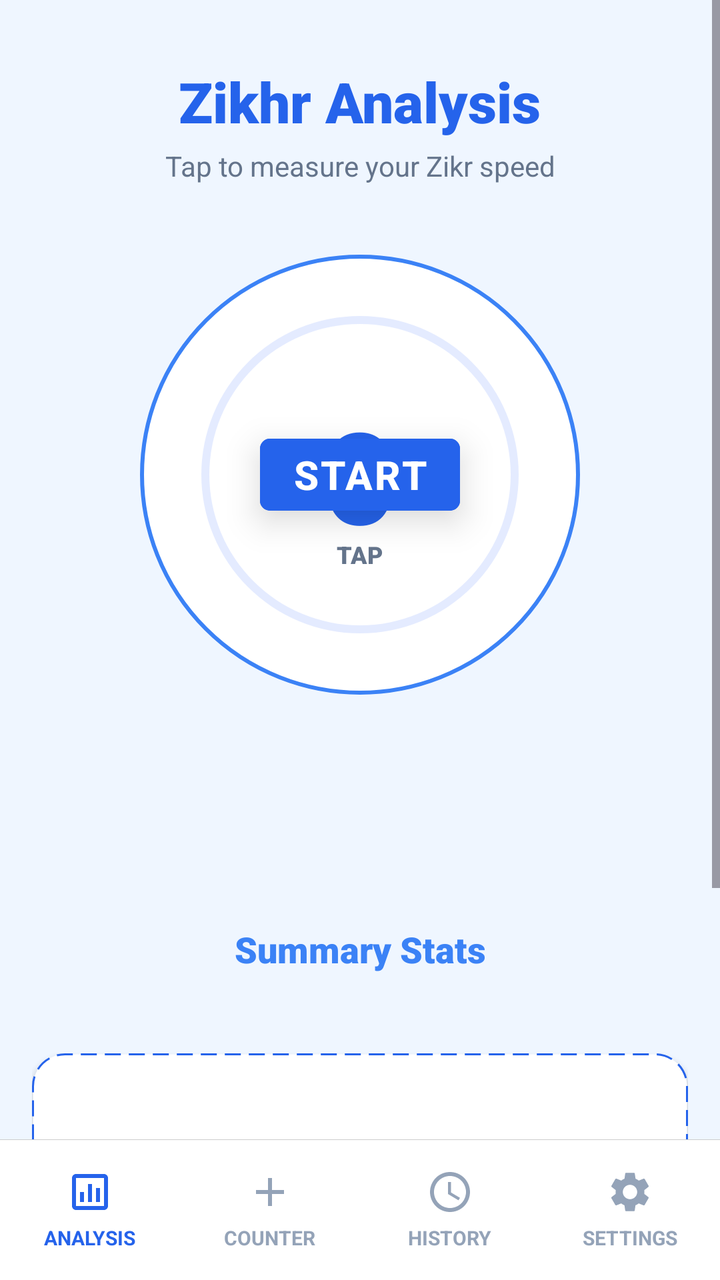
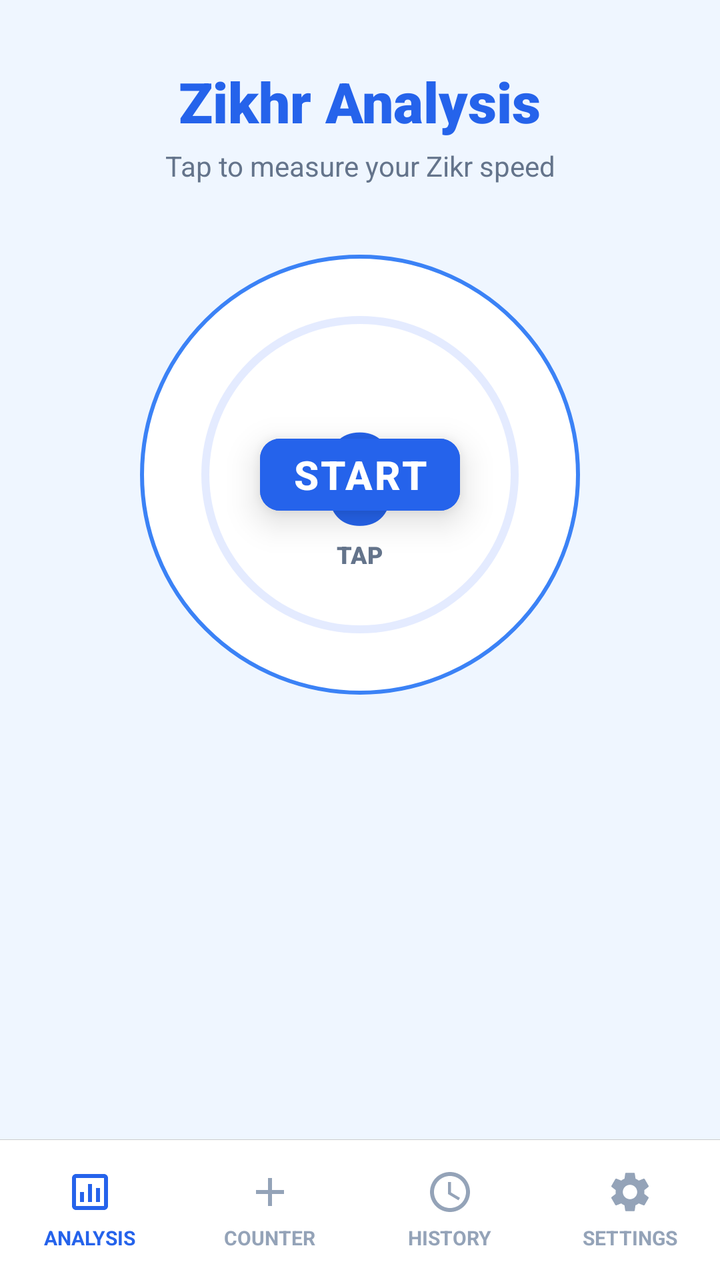

Compare the two renders of this Android layout. The source of the first and the diff that turns it into the second are given below.
<!-- AndroidManifest.xml: application theme Theme.SmartTasbeeh -->
<!-- res/layout/activity_analysis.xml -->
<?xml version="1.0" encoding="utf-8"?>
<androidx.constraintlayout.widget.ConstraintLayout xmlns:android="http://schemas.android.com/apk/res/android"
    xmlns:app="http://schemas.android.com/apk/res-auto"
    xmlns:tools="http://schemas.android.com/tools"
    android:layout_width="match_parent"
    android:layout_height="match_parent"
    android:background="@color/app_background"
    tools:context=".AnalysisActivity">
    
    
    <ScrollView
        android:layout_width="match_parent"
        android:layout_height="0dp"
        android:fillViewport="true"
        app:layout_constraintTop_toTopOf="parent"
        app:layout_constraintBottom_toTopOf="@id/bottomNavDivider">

        <androidx.constraintlayout.widget.ConstraintLayout
            android:layout_width="match_parent"
            android:layout_height="wrap_content"
            android:paddingBottom="24dp">

            
            <TextView
                android:id="@+id/tvTitle"
                android:layout_width="wrap_content"
                android:layout_height="wrap_content"
                android:text="Zikhr Analysis"
                android:textColor="@color/tasbeeh_blue_primary"
                android:textSize="28sp"
                android:fontFamily="sans-serif-black"
                android:layout_marginTop="32dp"
                app:layout_constraintTop_toTopOf="parent"
                app:layout_constraintStart_toStartOf="parent"
                app:layout_constraintEnd_toEndOf="parent"/>

            <TextView
                android:id="@+id/tvSubtitle"
                android:layout_width="wrap_content"
                android:layout_height="wrap_content"
                android:text="Tap to measure your Zikr speed"
                android:textColor="@color/text_secondary"
                android:textSize="14sp"
                android:layout_marginTop="4dp"
                app:layout_constraintTop_toBottomOf="@id/tvTitle"
                app:layout_constraintStart_toStartOf="parent"
                app:layout_constraintEnd_toEndOf="parent"/>

            
            <FrameLayout
                android:id="@+id/btnTap"
                android:layout_width="230dp"
                android:layout_height="230dp"
                android:layout_marginTop="30dp"
                app:layout_constraintTop_toBottomOf="@id/tvSubtitle"
                app:layout_constraintStart_toStartOf="parent"
                app:layout_constraintEnd_toEndOf="parent">

                
                <View
                    android:layout_width="match_parent"
                    android:layout_height="match_parent"
                    android:layout_margin="5dp"
                    android:background="@drawable/bg_circle_button" />

                
                <ProgressBar
                    android:id="@+id/progressBar"
                    android:layout_width="match_parent"
                    android:layout_height="match_parent"
                    android:indeterminate="false"
                    android:progressDrawable="@drawable/circular_progress"
                    android:background="@null"
                    style="?android:attr/progressBarStyleHorizontal"
                    android:max="100"
                    android:progress="0"
                    android:padding="2dp"/>
                    
                
                <TextView
                    android:id="@+id/tvCount"
                    android:layout_width="wrap_content"
                    android:layout_height="wrap_content"
                    android:layout_gravity="center"
                    android:text="0"
                    android:textSize="64sp"
                    android:fontFamily="sans-serif-black"
                    android:textStyle="bold"
                    android:textColor="@color/tasbeeh_blue_primary"/>
                    
                <TextView
                     android:id="@+id/tvTapHint"
                     android:layout_width="wrap_content"
                     android:layout_height="wrap_content"
                     android:layout_gravity="center"
                     android:text="TAP"
                     android:textSize="12sp"
                    android:fontFamily="sans-serif-black"
                     android:textColor="@color/text_secondary"
                     android:translationY="40dp"/>
                     
                
                 <TextView
                     android:id="@+id/tvPausedOverlay"
                     android:layout_width="wrap_content"
                     android:layout_height="wrap_content"
                     android:layout_gravity="center"
                     android:text="PAUSED"
                     android:textSize="25sp"
                     android:fontFamily="sans-serif-black"
                     android:textColor="@color/delete_text"
                     android:visibility="gone"/>

                
                <View
                    android:id="@+id/tapActionView"
                    android:layout_width="match_parent"
                    android:layout_height="match_parent"
                    android:layout_margin="12dp"
                    android:background="?attr/selectableItemBackgroundBorderless" 
                    android:clickable="true"
                    android:focusable="true"/>

                
                <Button
                    android:id="@+id/btnStartOverlay"
                    android:layout_width="wrap_content"
                    android:layout_height="wrap_content"
                    android:text="START"
                    android:textSize="20sp"
                    android:layout_gravity="center"
                    android:visibility="visible"
                    android:elevation="10dp"
                    android:textAllCaps="true"
                    android:textColor="@color/white"
                    android:textStyle="bold"
                    android:letterSpacing="0.05"
                    android:backgroundTint="@color/tasbeeh_blue_primary"
                    app:cornerRadius="5dp"
                    style="@style/Widget.MaterialComponents.Button.UnelevatedButton"/>
                    
            </FrameLayout>
            
            
            <LinearLayout
                android:id="@+id/controlsRow"
                android:layout_width="wrap_content"
                android:layout_height="wrap_content"
                android:orientation="horizontal"
                android:gravity="center"
                android:layout_marginTop="30dp"
                app:layout_constraintTop_toBottomOf="@id/btnTap"
                app:layout_constraintStart_toStartOf="parent"
                app:layout_constraintEnd_toEndOf="parent">
                
                <com.google.android.material.floatingactionbutton.FloatingActionButton
                    android:id="@+id/fabPause"
                    android:layout_width="wrap_content"
                    android:layout_height="wrap_content"
                    android:src="@drawable/ic_pause"
                    app:backgroundTint="@color/tasbeeh_blue_primary"
                    app:tint="@android:color/white"
                    app:fabSize="normal"
                    android:visibility="invisible"/>

            </LinearLayout>
            
            
            <LinearLayout
                 android:id="@+id/layoutPauseOptions"
                 android:layout_width="wrap_content"
                 android:layout_height="wrap_content"
                 android:orientation="horizontal"
                 android:visibility="gone"
                 android:layout_marginTop="12dp"
                 app:layout_constraintTop_toBottomOf="@id/controlsRow"
                 app:layout_constraintStart_toStartOf="parent"
                 app:layout_constraintEnd_toEndOf="parent">
                 
                 <Button
                     android:id="@+id/btnResetAnalysis"
                     android:layout_width="wrap_content"
                     android:layout_height="wrap_content"
                     android:text="Reset"
                     android:layout_marginEnd="16dp"
                     android:textAllCaps="true"
                     android:textColor="@color/white"
                     android:textStyle="bold"
                     android:letterSpacing="0.05"
                     android:backgroundTint="@color/tasbeeh_blue_primary"
                     app:cornerRadius="5dp"
                     style="@style/Widget.MaterialComponents.Button.UnelevatedButton"/>/>

                 <Button
                     android:id="@+id/btnShowReport"
                     android:layout_width="wrap_content"
                     android:layout_height="wrap_content"
                     android:text="Report"
                     android:textAllCaps="true"
                     android:textColor="@color/white"
                     android:textStyle="bold"
                     android:letterSpacing="0.05"
                     android:backgroundTint="@color/tasbeeh_blue_primary"
                     app:cornerRadius="5dp"
                     style="@style/Widget.MaterialComponents.Button.UnelevatedButton"/>
            </LinearLayout>

            
            <LinearLayout
                android:id="@+id/reportContainer"
                android:layout_width="match_parent"
                android:layout_height="wrap_content"
                android:orientation="vertical"
                android:visibility="visible"
                android:layout_marginTop="24dp"
                android:layout_marginStart="16dp"
                android:layout_marginEnd="16dp"
                app:layout_constraintTop_toBottomOf="@id/layoutPauseOptions"
                app:layout_constraintStart_toStartOf="parent"
                app:layout_constraintEnd_toEndOf="parent">
                
                 <TextView
                     android:id="@+id/tvReportSummary"
                     android:layout_width="match_parent"
                     android:layout_height="wrap_content"
                     android:text="Summary Stats"
                     android:textAlignment="center"
                     android:fontFamily="sans-serif-black"
                     android:textSize="18sp"
                     android:textColor="@color/tasbeeh_blue_accent"
                     android:paddingBottom="16dp"/>

                
                <TableLayout
                    android:id="@+id/tableReport"
                    android:layout_width="match_parent"
                    android:layout_height="wrap_content"
                    android:stretchColumns="1,2"
                    android:layout_marginBottom="24dp">
                </TableLayout>
                    
                
                <FrameLayout
                    android:id="@+id/graphContainer"
                    android:layout_width="match_parent"
                    android:layout_height="180dp"
                    android:background="@drawable/info_box_background"
                    android:elevation="2dp"
                    android:padding="8dp">
                </FrameLayout>
            </LinearLayout>

        </androidx.constraintlayout.widget.ConstraintLayout>
    </ScrollView>


    
    <View
        android:id="@+id/bottomNavDivider"
        android:layout_width="match_parent"
        android:layout_height="0.1dp"
        android:background="#ccc"
        app:layout_constraintBottom_toTopOf="@id/bottomNav"/>

    <LinearLayout
        android:id="@+id/bottomNav"
        android:layout_width="match_parent"
        android:layout_height="70dp"
        android:background="@color/nav_bg"
        android:orientation="horizontal"
        android:weightSum="4"
        android:baselineAligned="false"
        app:layout_constraintBottom_toBottomOf="parent">

        
        <LinearLayout
            android:layout_width="0dp"
            android:layout_height="match_parent"
            android:layout_weight="1"
            android:orientation="vertical"
            android:gravity="center">
            <ImageView
                android:layout_width="24dp"
                android:layout_height="24dp"
                android:src="@drawable/ic_analysis"
                app:tint="@color/nav_text_selected"/>
            <TextView
                android:layout_width="wrap_content"
                android:layout_height="wrap_content"
                android:text="ANALYSIS"
                android:textSize="10sp"
                android:textStyle="bold"
                android:textColor="@color/nav_text_selected"
                android:layout_marginTop="4dp"/>
        </LinearLayout>

        
        <LinearLayout
            android:id="@+id/btnNavCounter"
            android:layout_width="0dp"
            android:layout_height="match_parent"
            android:layout_weight="1"
            android:orientation="vertical"
            android:gravity="center"
            android:clickable="true"
            android:focusable="true"
            android:background="?attr/selectableItemBackground">
            <ImageView
                android:layout_width="24dp"
                android:layout_height="24dp"
                android:src="@drawable/ic_add"
                app:tint="@color/nav_text_unselected"/>
            <TextView
                android:layout_width="wrap_content"
                android:layout_height="wrap_content"
                android:text="COUNTER"
                android:textSize="10sp"
                android:textStyle="bold"
                android:textColor="@color/nav_text_unselected"
                android:layout_marginTop="4dp"/>
        </LinearLayout>

        
        <LinearLayout
            android:id="@+id/btnNavHistory"
            android:layout_width="0dp"
            android:layout_height="match_parent"
            android:layout_weight="1"
            android:orientation="vertical"
            android:gravity="center"
            android:clickable="true"
            android:focusable="true"
            android:background="?attr/selectableItemBackground">
            <ImageView
                android:layout_width="24dp"
                android:layout_height="24dp"
                android:src="@drawable/ic_clock"
                app:tint="@color/nav_text_unselected"/>
            <TextView
                android:layout_width="wrap_content"
                android:layout_height="wrap_content"
                android:text="HISTORY"
                android:textSize="10sp"
                android:textStyle="bold"
                android:textColor="@color/nav_text_unselected"
                android:layout_marginTop="4dp"/>
        </LinearLayout>

        
        <LinearLayout
            android:id="@+id/btnNavSettings"
            android:layout_width="0dp"
            android:layout_height="match_parent"
            android:layout_weight="1"
            android:orientation="vertical"
            android:gravity="center"
            android:clickable="true"
            android:focusable="true"
            android:background="?attr/selectableItemBackground">
            <ImageView
                android:layout_width="24dp"
                android:layout_height="24dp"
                android:src="@drawable/ic_settings"
                app:tint="@color/nav_text_unselected"/>
            <TextView
                android:layout_width="wrap_content"
                android:layout_height="wrap_content"
                android:text="SETTINGS"
                android:textSize="10sp"
                android:textStyle="bold"
                android:textColor="@color/nav_text_unselected"
                android:layout_marginTop="4dp"/>
        </LinearLayout>

    </LinearLayout>

</androidx.constraintlayout.widget.ConstraintLayout>
<!-- resources referenced by this layout -->
<resources>
  <color name="app_background">@color/background_light</color>
  <color name="delete_text">#DC2626</color>
  <color name="nav_bg">#FFFFFF</color>
  <color name="nav_text_selected">#2563EB</color>
  <color name="nav_text_unselected">#94A3B8</color>
  <color name="tasbeeh_blue_accent">#3B82F6</color>
  <color name="tasbeeh_blue_primary">#2563EB</color>
  <color name="text_secondary">#64748B</color>
  <color name="white">#FFFFFFFF</color>
  <!-- drawable bg_circle_button (drawable) -->
  <?xml version="1.0" encoding="utf-8"?>
  <shape xmlns:android="http://schemas.android.com/apk/res/android"
      android:shape="oval">
      <solid android:color="@color/card_background" />
      <stroke
          android:width="2dp"
          android:color="@color/tasbeeh_blue_accent" />
  </shape>
  <!-- drawable ic_add (drawable) -->
  <vector xmlns:android="http://schemas.android.com/apk/res/android"
      android:width="24dp"
      android:height="24dp"
      android:viewportWidth="24"
      android:viewportHeight="24">
      <path
        android:fillColor="@android:color/white"
        android:pathData="M19,13h-6v6h-2v-6H5v-2h6V5h2v6h6v2z"/>
  </vector>
  <!-- drawable ic_analysis (drawable) -->
  <vector xmlns:android="http://schemas.android.com/apk/res/android"
      android:width="24dp"
      android:height="24dp"
      android:viewportWidth="24"
      android:viewportHeight="24">
    <path
        android:fillColor="#FF000000"
        android:pathData="M19,3H5C3.9,3 3,3.9 3,5v14c0,1.1 0.9,2 2,2h14c1.1,0 2,-0.9 2,-2V5C21,3.9 20.1,3 19,3zM19,19H5V5h14V19zM7,12h2v5H7V12zM11,8h2v9h-2V8zM15,10h2v7h-2V10z"/>
  </vector>
  <!-- drawable ic_clock (drawable) -->
  <vector xmlns:android="http://schemas.android.com/apk/res/android"
      android:width="24dp"
      android:height="24dp"
      android:viewportWidth="24.0"
      android:viewportHeight="24.0">
      <path
          android:fillColor="@android:color/white"
          android:pathData="M11.99,2C6.47,2 2,6.48 2,12s4.47,10 9.99,10C17.52,22 22,17.52 22,12S17.52,2 11.99,2zM12,20c-4.42,0 -8,-3.58 -8,-8s3.58,-8 8,-8 8,3.58 8,8 -3.58,8 -8,8zM12.5,7H11v6l5.25,3.15 0.75,-1.23 -4.5,-2.67z"/>
  </vector>
  <!-- drawable ic_pause (drawable) -->
  <vector xmlns:android="http://schemas.android.com/apk/res/android"
      android:width="24dp"
      android:height="24dp"
      android:viewportWidth="24"
      android:viewportHeight="24"
      android:tint="?attr/colorControlNormal">
    <path
        android:fillColor="@android:color/white"
        android:pathData="M6,19h4V5H6v14zM14,5v14h4V5h-4z"/>
  </vector>
  <!-- drawable info_box_background (drawable) -->
  <?xml version="1.0" encoding="utf-8"?>
  <shape xmlns:android="http://schemas.android.com/apk/res/android"
      android:shape="rectangle">
      <solid android:color="@color/card_background"/>
      <stroke
          android:width="1dp"
          android:color="@color/tasbeeh_blue_primary"
          android:dashWidth="8dp"
          android:dashGap="4dp"/>
      <corners android:radius="16dp"/>
  </shape>
  <style name="Theme.SmartTasbeeh" parent="Base.Theme.SmartTasbeeh" />
  <color name="background_light">#EFF6FF</color>
  <color name="card_background">#FFFFFF</color>
  <color name="tasbeeh_blue_dark2">#202962FF</color>
  <style name="Base.Theme.SmartTasbeeh" parent="Theme.Material3.DayNight.NoActionBar">
          <item name="colorPrimary">@color/tasbeeh_blue_primary</item>
          <item name="colorPrimaryVariant">@color/tasbeeh_blue_dark</item>
          <item name="colorOnPrimary">@color/white</item>
  
          <item name="android:statusBarColor">@color/tasbeeh_blue_dark</item>
          <item name="android:windowLightStatusBar">false</item>
  
          <item name="android:windowBackground">@color/background_light</item>
          <item name="android:textColor">@color/text_primary</item>
      </style>
  <color name="tasbeeh_blue_dark">#1E3A8A</color>
  <color name="text_primary">#0F172A</color>
  <!-- unchanged entries left out for length: 2 -->
</resources>

<!-- the commit's change to res/layout/activity_analysis.xml (unified diff, before → after) -->
@@ -136,7 +136,7 @@
                     android:textStyle="bold"
                     android:letterSpacing="0.05"
                     android:backgroundTint="@color/tasbeeh_blue_primary"
-                    app:cornerRadius="5dp"
+                    app:cornerRadius="10dp"
                     style="@style/Widget.MaterialComponents.Button.UnelevatedButton"/>
                     
             </FrameLayout>
@@ -161,6 +161,8 @@
                     app:backgroundTint="@color/tasbeeh_blue_primary"
                     app:tint="@android:color/white"
                     app:fabSize="normal"
+                    app:cardCornerRadius="10dp"
+                    app:cardElevation="5dp"
                     android:visibility="invisible"/>
 
             </LinearLayout>
@@ -188,7 +190,7 @@
                      android:textStyle="bold"
                      android:letterSpacing="0.05"
                      android:backgroundTint="@color/tasbeeh_blue_primary"
-                     app:cornerRadius="5dp"
+                     app:cornerRadius="10dp"
                      style="@style/Widget.MaterialComponents.Button.UnelevatedButton"/>/>
 
                  <Button
@@ -201,7 +203,7 @@
                      android:textStyle="bold"
                      android:letterSpacing="0.05"
                      android:backgroundTint="@color/tasbeeh_blue_primary"
-                     app:cornerRadius="5dp"
+                     app:cornerRadius="10dp"
                      style="@style/Widget.MaterialComponents.Button.UnelevatedButton"/>
             </LinearLayout>
 
@@ -211,43 +213,32 @@
                 android:layout_width="match_parent"
                 android:layout_height="wrap_content"
                 android:orientation="vertical"
-                android:visibility="visible"
+                android:visibility="gone"
                 android:layout_marginTop="24dp"
-                android:layout_marginStart="16dp"
-                android:layout_marginEnd="16dp"
+                android:animateLayoutChanges="true"
                 app:layout_constraintTop_toBottomOf="@id/layoutPauseOptions"
                 app:layout_constraintStart_toStartOf="parent"
                 app:layout_constraintEnd_toEndOf="parent">
-                
-                 <TextView
-                     android:id="@+id/tvReportSummary"
-                     android:layout_width="match_parent"
-                     android:layout_height="wrap_content"
-                     android:text="Summary Stats"
-                     android:textAlignment="center"
-                     android:fontFamily="sans-serif-black"
-                     android:textSize="18sp"
-                     android:textColor="@color/tasbeeh_blue_accent"
-                     android:paddingBottom="16dp"/>
-
-                
-                <TableLayout
-                    android:id="@+id/tableReport"
+
+                
+                <androidx.recyclerview.widget.RecyclerView
+                    android:id="@+id/rvAnalysisCards"
                     android:layout_width="match_parent"
+                    android:layout_height="320dp"
+                    android:clipToPadding="false"
+                    android:paddingStart="24dp"
+                    android:paddingEnd="24dp"/>
+
+                
+                <LinearLayout
+                    android:id="@+id/layoutDots"
+                    android:layout_width="wrap_content"
                     android:layout_height="wrap_content"
-                    android:stretchColumns="1,2"
-                    android:layout_marginBottom="24dp">
-                </TableLayout>
-                    
-                
-                <FrameLayout
-                    android:id="@+id/graphContainer"
-                    android:layout_width="match_parent"
-                    android:layout_height="180dp"
-                    android:background="@drawable/info_box_background"
-                    android:elevation="2dp"
-                    android:padding="8dp">
-                </FrameLayout>
+                    android:orientation="horizontal"
+                    android:layout_gravity="center_horizontal"
+                    android:layout_marginTop="16dp"
+                    android:layout_marginBottom="24dp"/>
+
             </LinearLayout>
 
         </androidx.constraintlayout.widget.ConstraintLayout>
<!-- resource entries referenced after the edit -->
@@ -59,18 +59,6 @@
         android:fillColor="@android:color/white"
         android:pathData="M6,19h4V5H6v14zM14,5v14h4V5h-4z"/>
   </vector>
-  <!-- drawable info_box_background (drawable) -->
-  <?xml version="1.0" encoding="utf-8"?>
-  <shape xmlns:android="http://schemas.android.com/apk/res/android"
-      android:shape="rectangle">
-      <solid android:color="@color/card_background"/>
-      <stroke
-          android:width="1dp"
-          android:color="@color/tasbeeh_blue_primary"
-          android:dashWidth="8dp"
-          android:dashGap="4dp"/>
-      <corners android:radius="16dp"/>
-  </shape>
   <style name="Theme.SmartTasbeeh" parent="Base.Theme.SmartTasbeeh" />
   <color name="background_light">#EFF6FF</color>
   <color name="card_background">#FFFFFF</color>
